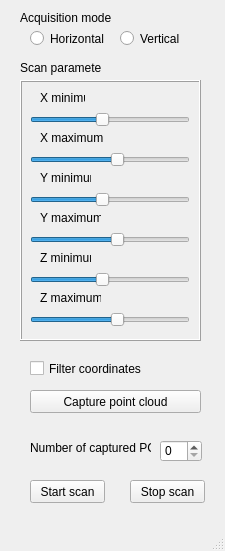
Qt form SourceCode/scanwindow.ui (AntoineMerlet/3DScan) before a commit.
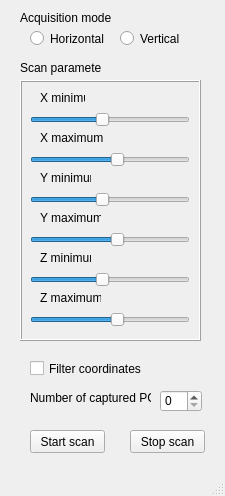
The same form after that commit.

Commit message: Mostly main window changes - Point clouds and mesh displays

What changed in the file:
```diff
--- a/SourceCode/scanwindow.ui
+++ b/SourceCode/scanwindow.ui
@@ -7,7 +7,7 @@
     <x>0</x>
     <y>0</y>
     <width>225</width>
-    <height>551</height>
+    <height>496</height>
    </rect>
   </property>
   <property name="windowTitle">
@@ -289,7 +289,7 @@
     <property name="geometry">
      <rect>
       <x>30</x>
-      <y>480</y>
+      <y>430</y>
       <width>75</width>
       <height>23</height>
      </rect>
@@ -302,7 +302,7 @@
     <property name="geometry">
      <rect>
       <x>130</x>
-      <y>480</y>
+      <y>430</y>
       <width>75</width>
       <height>23</height>
      </rect>
@@ -311,24 +311,11 @@
      <string>Stop scan</string>
     </property>
    </widget>
-   <widget class="QPushButton" name="sw_capturepc_puchbutton">
-    <property name="geometry">
-     <rect>
-      <x>30</x>
-      <y>390</y>
-      <width>171</width>
-      <height>23</height>
-     </rect>
-    </property>
-    <property name="text">
-     <string>Capture point cloud</string>
-    </property>
-   </widget>
    <widget class="QLabel" name="sw_pcnumber_label">
     <property name="geometry">
      <rect>
       <x>30</x>
-      <y>440</y>
+      <y>390</y>
       <width>121</width>
       <height>16</height>
      </rect>
@@ -380,7 +367,7 @@
     <property name="geometry">
      <rect>
       <x>160</x>
-      <y>440</y>
+      <y>390</y>
       <width>42</width>
       <height>22</height>
      </rect>
```
The commit also changes 60 other files.
